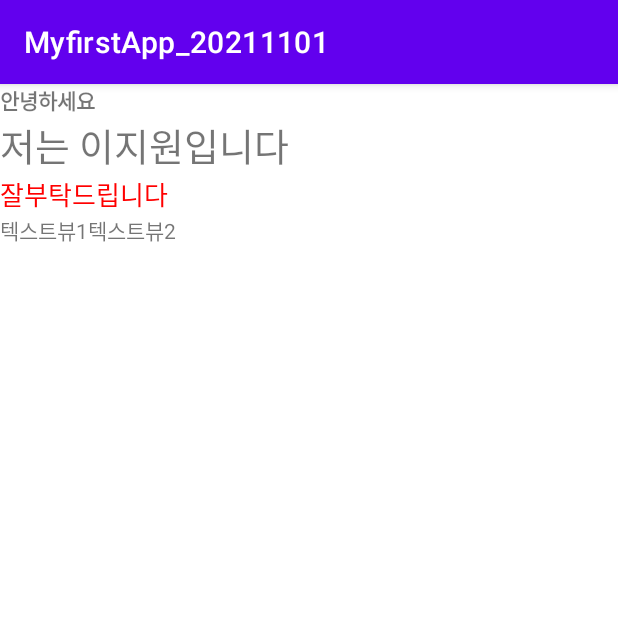
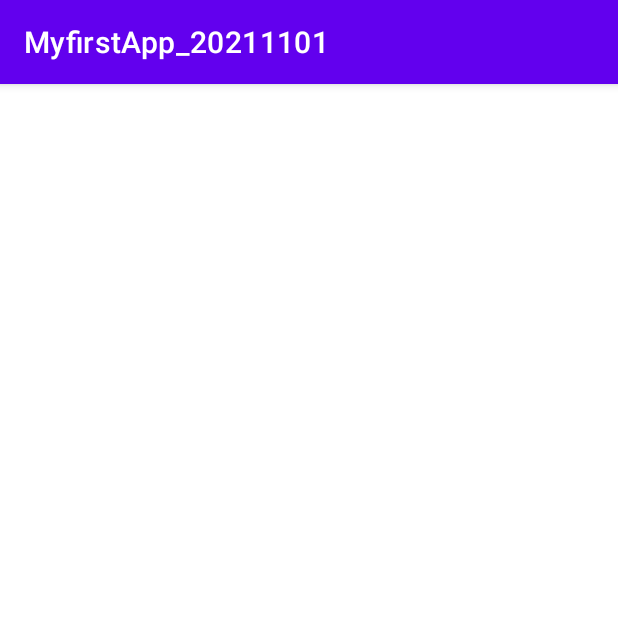
Before and after one commit to Lyne121/MyfirstApp_20211101, an Android app: the screen it shows after launch (MainActivity), on a phone screen of 412 x 824 dp, the top half of it. Run offline under Robolectric (Android 15) with nearby library versions, the phone set to English and light mode, and no system bars.

```diff
--- a/app/src/main/res/layout/activity_main.xml
+++ b/app/src/main/res/layout/activity_main.xml
@@ -7,40 +7,5 @@
     android:layout_height="match_parent"
     tools:context=".MainActivity">
 
-    <TextView
-        android:layout_width="wrap_content"
-        android:layout_height="wrap_content"
-        android:text="안녕하세요"
-        android:textStyle="bold"/>
-
-    <TextView
-        android:layout_width="wrap_content"
-        android:layout_height="wrap_content"
-        android:text="저는 이지원입니다"
-        android:textSize="25sp" />
-
-    <TextView
-        android:layout_width="wrap_content"
-        android:layout_height="wrap_content"
-        android:text="잘부탁드립니다"
-        android:textColor="#FF0000"
-        android:textSize="17sp" />
-
-    <LinearLayout
-        android:layout_width="wrap_content"
-        android:layout_height="wrap_content"
-        android:orientation="horizontal" >
-
-        <TextView
-            android:layout_width="wrap_content"
-            android:layout_height="wrap_content"
-            android:text="텍스트뷰1" />
-
-        <TextView
-            android:layout_width="wrap_content"
-            android:layout_height="wrap_content"
-            android:text="텍스트뷰2" />
-
-    </LinearLayout>
 
 </LinearLayout>
```
